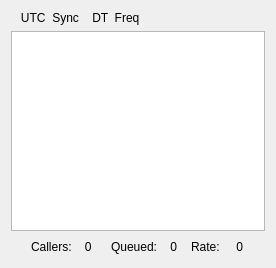
This is messageaveraging.ui in saitohirga/WSJT-X as Qt 5 draws it before an edit. The edited form follows.
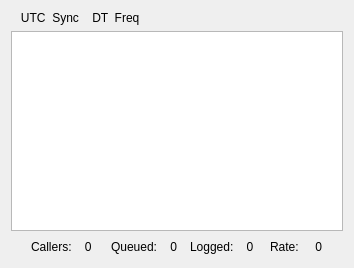
This is the edited form.

Commit message: Add Logged label and implement display of QSO Rate for last hour.

```diff
--- a/messageaveraging.ui
+++ b/messageaveraging.ui
@@ -6,7 +6,7 @@
    <rect>
     <x>0</x>
     <y>0</y>
-    <width>276</width>
+    <width>354</width>
     <height>268</height>
    </rect>
   </property>
@@ -79,6 +79,13 @@
        </item>
        <item>
         <widget class="QLabel" name="lab3">
+         <property name="text">
+          <string>Logged:    0</string>
+         </property>
+        </widget>
+       </item>
+       <item>
+        <widget class="QLabel" name="lab4">
          <property name="minimumSize">
           <size>
            <width>0</width>
```
The commit also changes 4 other files.
